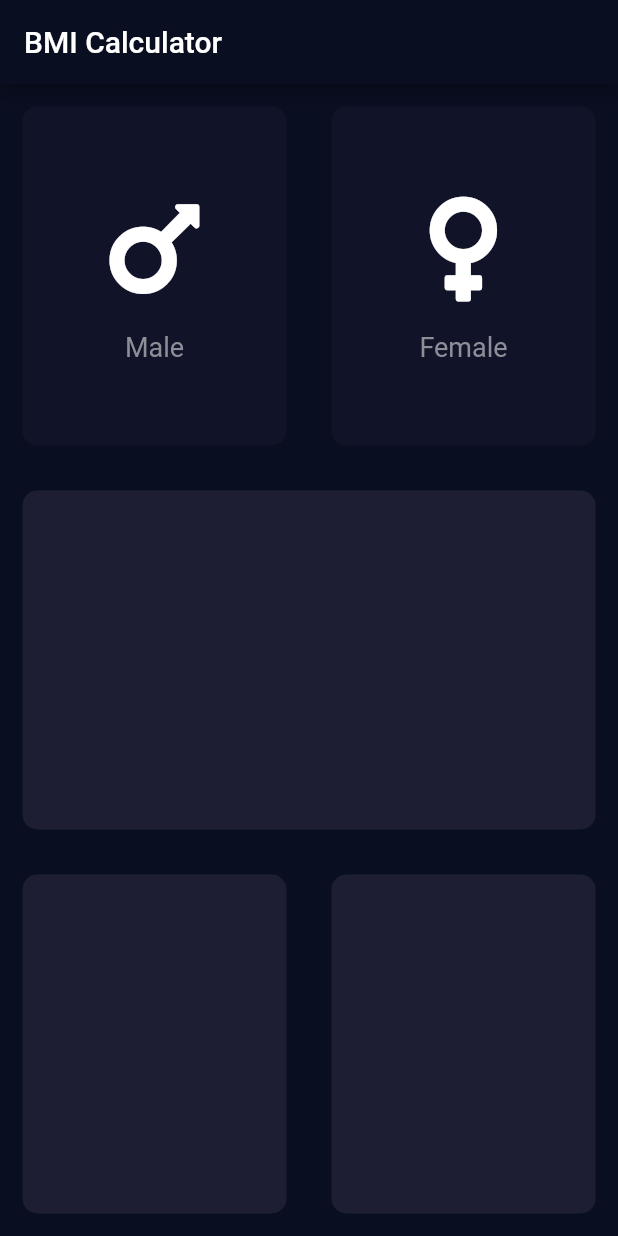
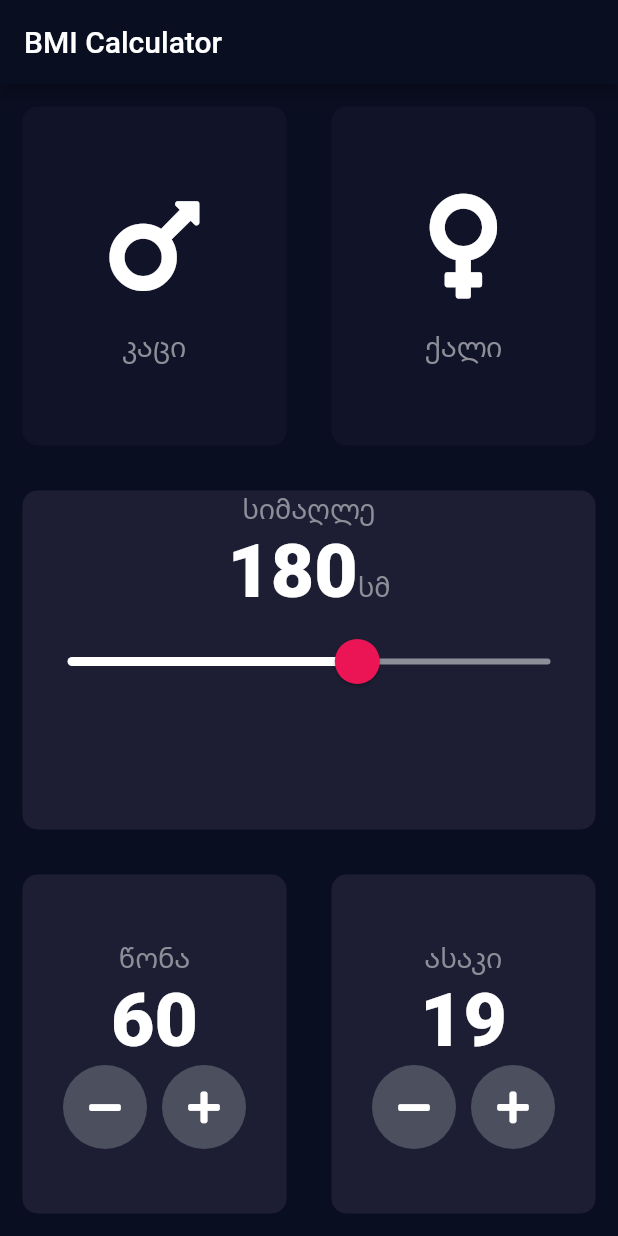
Before and after one commit to giorgi19/BMI-Calculator, a Flutter app: the screen it shows after launch, on a phone screen of 412 x 824 dp. Run offline on Flutter 3.47's test engine with Material 2 defaults, Android fonts, the phone set to English and light mode, and no system bars; our stand-ins replace font_awesome_flutter.

Commit message:
added heigth,weigth,age cards

```diff
--- a/bmicalc/lib/input_page.dart
+++ b/bmicalc/lib/input_page.dart
@@ -1,4 +1,3 @@
-
 import 'package:bmicalc/components/icon_content.dart';
 import 'package:bmicalc/constraints.dart';
 import 'package:flutter/material.dart';
@@ -17,8 +16,10 @@ class InputPage extends StatefulWidget {
 }
 
 class _InputPageState extends State<InputPage> {
-    Gender selectedGender ;
-
+    Gender selectedGender;
+    int height = 180;
+    int weight = 60;
+    int age = 19;
   @override
   Widget build(BuildContext context) {
     return Scaffold(
@@ -41,7 +42,7 @@ class _InputPageState extends State<InputPage> {
            // Color(0xFF1D1E33),
            cardChild: IconContent(
               icon: FontAwesomeIcons.mars,
-              label: 'Male',
+              label: 'კაცი',
            ),
            )
           ),
@@ -59,26 +60,119 @@ class _InputPageState extends State<InputPage> {
           //Color(0xFF1D1E33),
           cardChild: IconContent(
             icon: FontAwesomeIcons.venus,
-            label: 'Female'
+            label: 'ქალი'
           ,),
           )
          )
           ],)),
-          Expanded(child: Row(children: [
+
+          Expanded(
+            child: ReusableCard(
+            colour: Color(0xFF1D1E33),
+            cardChild: Column(children: [
+                  Text('სიმაღლე',
+                  style: kLabelTextStyle,
+                  ),
+                Row(
+                  mainAxisAlignment: MainAxisAlignment.center,
+                  crossAxisAlignment: CrossAxisAlignment.baseline,
+                  textBaseline: TextBaseline.alphabetic,
+                  children: [
+                  Text(
+                    height.toString(),
+                  style: kNumberTextStyle,),
+                  Text('სმ', style: kLabelTextStyle,)
+                ],),
+                SliderTheme(
+                     data: SliderTheme.of(context).copyWith(
+                        activeTrackColor: Colors.white,
+                        inactiveTrackColor: Color(0xFF8D8E98),
+                        thumbColor: Color(0xFFEB1555),
+                        overlayColor:Color(0x15EB1555),
+                        thumbShape: RoundSliderThumbShape(
+                          enabledThumbRadius: 15.0, ),
+                          overlayShape: RoundSliderOverlayShape(overlayRadius: 30.0),
+                      ),
+                     child: Slider(
+                     value: height.toDouble(),
+                     min: 120.0,
+                     max: 220.0,
+                     onChanged: (double newValue){
+                       setState(() {
+                       height = newValue.round();
+                       });
+                      },
+                  ),
+                ),
+            ],) ,
+            )
+           ),
+          Expanded(
+             child: Row(children: [
                 Expanded(child:
                     ReusableCard(
-            colour: Color(0xFF1D1E33)
-          )
-          ,)
-          ],)),
-          Expanded(child: Row(children: [
-          Expanded(child:
-              ReusableCard(
-                colour: Color(0xFF1D1E33)
+                    colour: Color(0xFF1D1E33),
+                    cardChild: Column(
+                        mainAxisAlignment: MainAxisAlignment.center,
+                        children: [
+                          Text('წონა',
+                          style: kLabelTextStyle,
+                          ),
+                          Text(weight.toString(),
+                          style: kNumberTextStyle,
+                          ),
+                          Row(
+                            mainAxisAlignment: MainAxisAlignment.center,
+                            children: [
+                            RoundedIconButton(
+                            icon: FontAwesomeIcons.minus,
+                            onPressed: (){
+                              setState(() {
+                                weight--;
+                              });
+                            }),
+                            SizedBox(width: 10.0),
+                            RoundedIconButton(
+                              icon: FontAwesomeIcons.plus,
+                              onPressed: (){
+                                setState(() {
+                                  weight++;
+                                });
+                              },
+                            ),
+                            ],
+                          ),
+                        ],
+                    ),
                     )),
                 Expanded(child:
                   ReusableCard(
-              colour: Color(0xFF1D1E33)
+                   colour: Color(0xFF1D1E33),
+                  cardChild: Column(
+                    mainAxisAlignment: MainAxisAlignment.center,
+                    children: [
+                      Text('ასაკი',style: kLabelTextStyle,),
+                      Text(age.toString(),style: kNumberTextStyle,),
+                      Row(
+                        mainAxisAlignment: MainAxisAlignment.center,
+                        children: [
+                          RoundedIconButton(
+                            icon: FontAwesomeIcons.minus,
+                            onPressed: (){
+                             setState(() {
+                              age--;
+                            });
+                          },),
+                          SizedBox(width: 10.0),
+                          RoundedIconButton(
+                            icon: FontAwesomeIcons.plus,
+                            onPressed: (){
+                              setState(() {
+                                age++;
+                              });
+                            },),
+                      ],)
+                    ], ),
             ))
             ],))
 
@@ -86,3 +180,24 @@ class _InputPageState extends State<InputPage> {
     );
   }
 }
+
+class RoundedIconButton extends StatelessWidget {
+
+  RoundedIconButton({@required this.icon,@required this.onPressed});
+  final IconData icon;
+  final Function onPressed;
+  @override
+  Widget build(BuildContext context) {
+    return RawMaterialButton(
+        child: Icon(icon),
+        onPressed: onPressed,
+        elevation: 0.0,
+        constraints: BoxConstraints.tightFor(
+          width:56.0,
+          height: 56.0,
+        ),
+        shape: CircleBorder(),
+        fillColor: Color(0xFF4C4F5E),
+    );
+  }
+}
```
Lines whose indentation alone changed are shown as unchanged.
